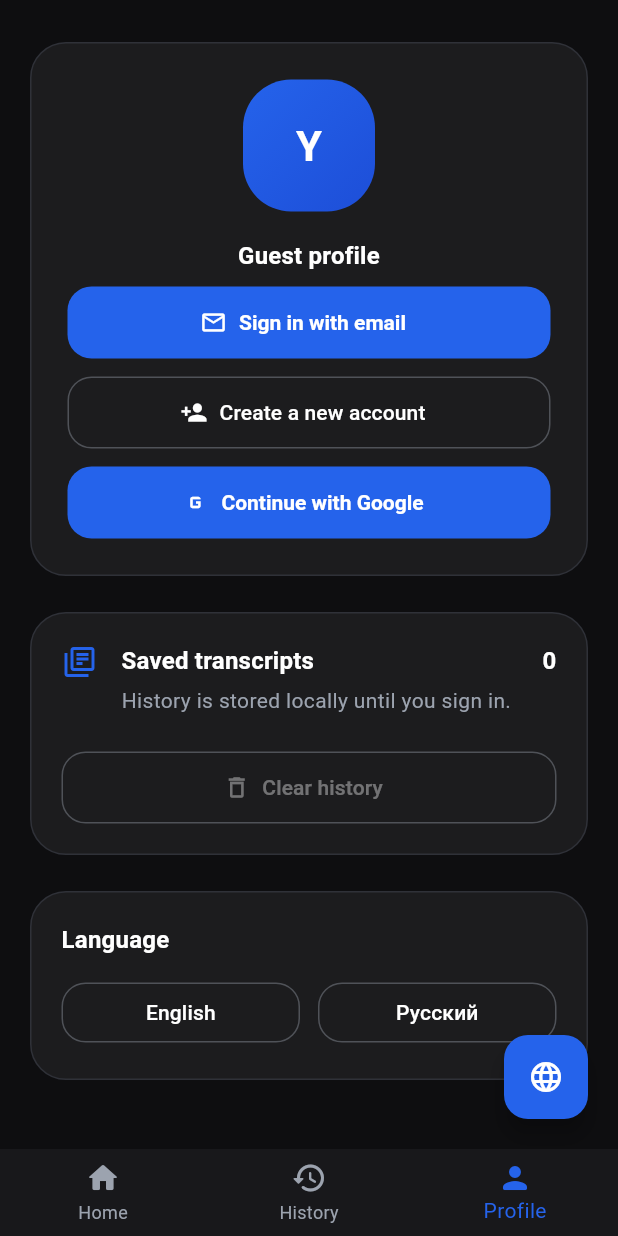
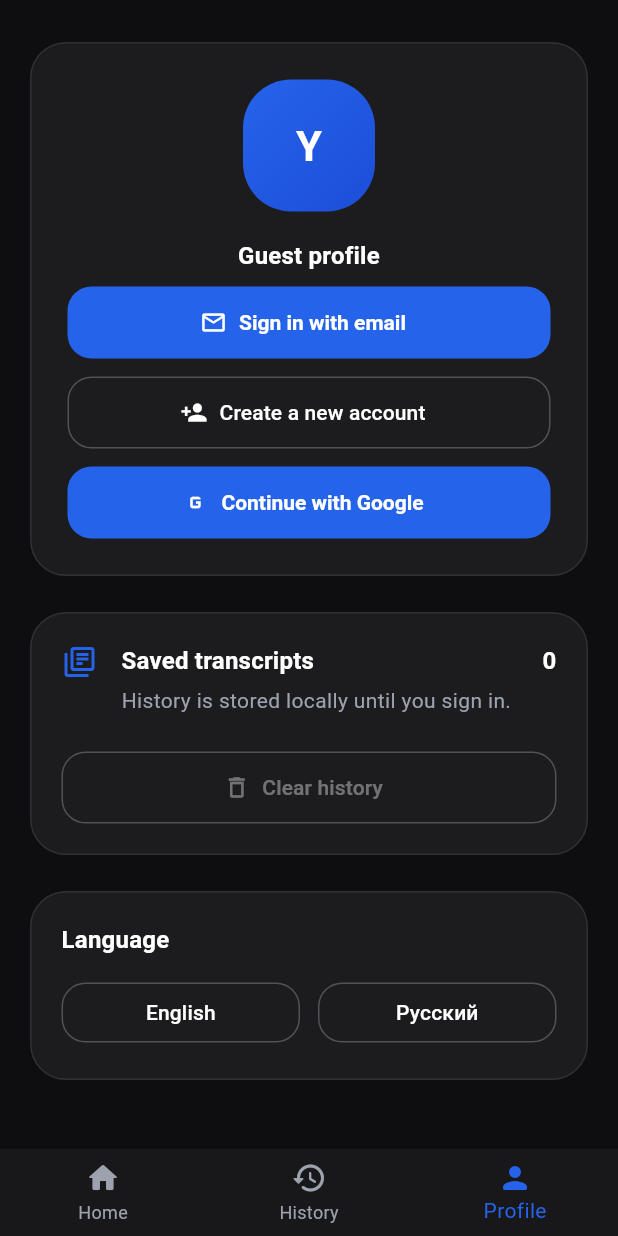
Before and after one commit to omodotori/youtext_ai, a Flutter app: the screen it shows after launch, item 3 of the bottom bar chosen, on a phone screen of 412 x 824 dp. Run offline on Flutter 3.47's test engine with Material 3 defaults, Android fonts, the phone set to English and light mode, and no system bars; our stand-ins replace firebase_auth, firebase_core, firebase_storage, google_sign_in, image_picker; accounts and stored records are empty.

Commit message:
Убрала лишнюю кнопку

```diff
--- a/lib/main.dart
+++ b/lib/main.dart
@@ -281,22 +281,22 @@ class _YouTextAppState extends State<YouTextApp> {
               onLanguageChanged: _changeLanguage,
 
             ),
-            Positioned(
-              right: 20,
-              bottom: 20,
-              child: FloatingActionButton(
-                onPressed: () {
-                  if (_locale.languageCode == 'en') {
-                    _changeLanguage(const Locale('ru'));
-                    _showSnack('Язык: Русский');
-                  } else {
-                    _changeLanguage(const Locale('en'));
-                    _showSnack('Language: English');
-                  }
-                },
-                child: const Icon(Icons.language),
-              ),
-            ),
+            // Positioned(
+            //   right: 20,
+            //   bottom: 20,
+            //   child: FloatingActionButton(
+            //     onPressed: () {
+            //       if (_locale.languageCode == 'en') {
+            //         _changeLanguage(const Locale('ru'));
+            //         _showSnack('Язык: Русский');
+            //       } else {
+            //         _changeLanguage(const Locale('en'));
+            //         _showSnack('Language: English');
+            //       }
+            //     },
+            //     child: const Icon(Icons.language),
+            //   ),
+            // ),
           ],
         );
 
```
